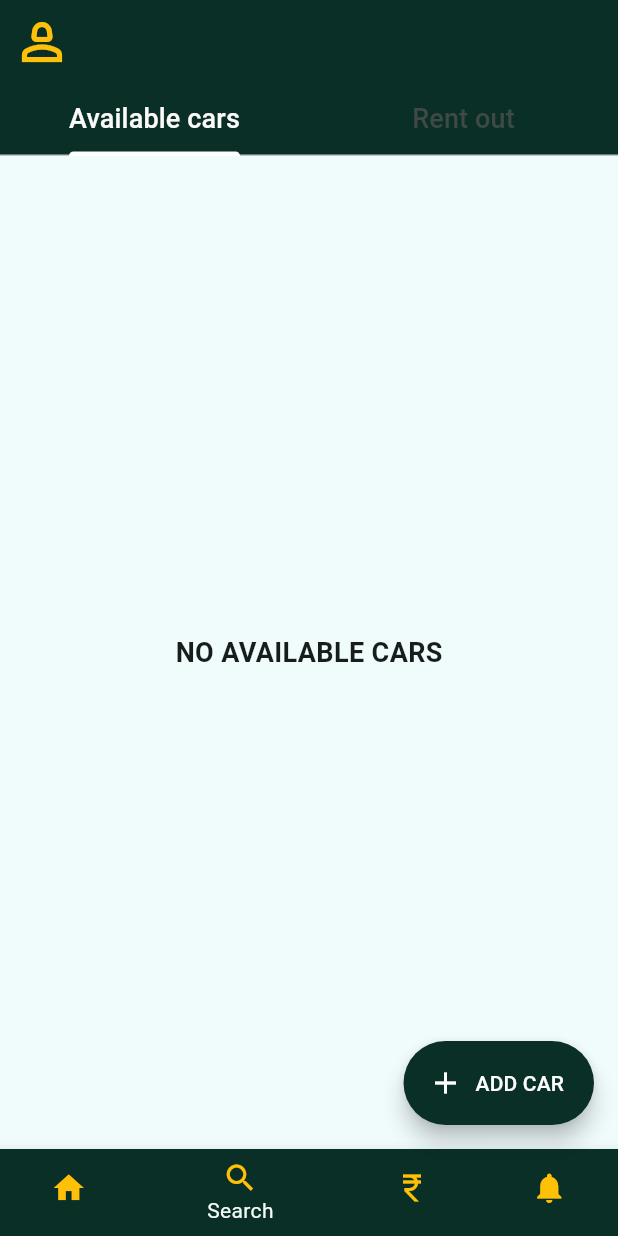
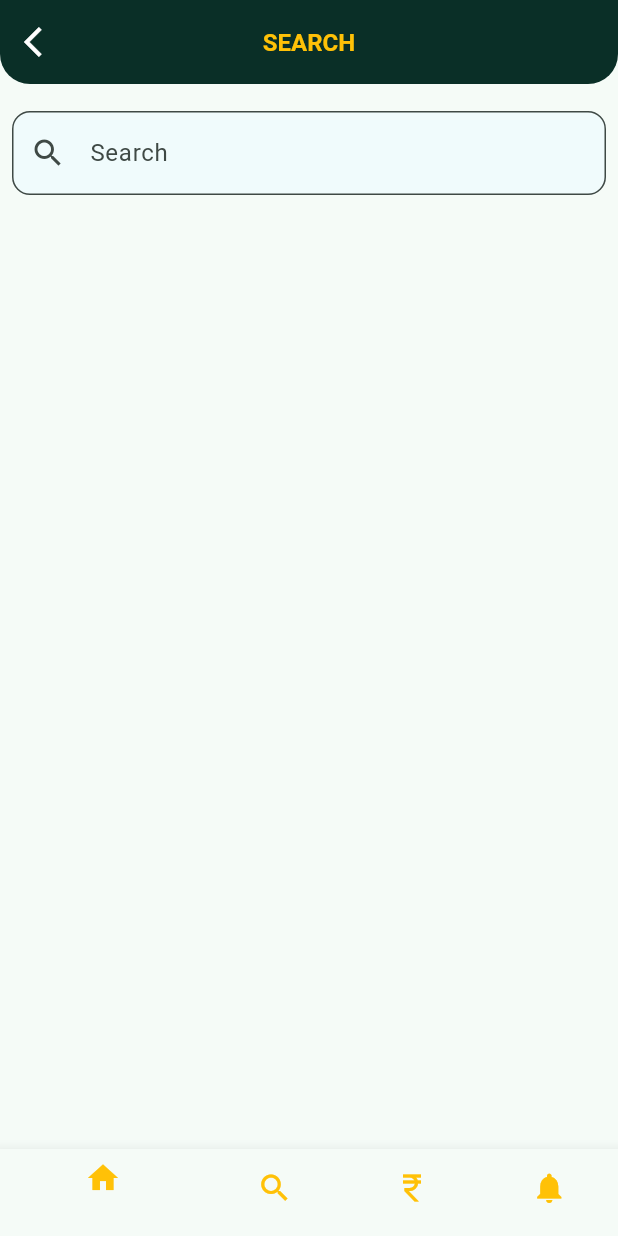
Before and after one commit to JaseemCA/SnapDrive, a Flutter app: the MyHomePage screen opened directly, item 2 of the bottom bar chosen, on a phone screen of 412 x 824 dp. Run offline on Flutter 3.47's test engine with Material 3 defaults, Android fonts, the phone set to English and light mode, and no system bars; our stand-ins replace gap, hive_flutter, image_picker, shared_preferences; accounts and stored records are empty.

Commit message:
i completed my search and validations

```diff
--- a/lib/screens/home.dart
+++ b/lib/screens/home.dart
@@ -8,6 +8,7 @@ import 'package:snapdrive/screens/addcar.dart';
 import 'package:snapdrive/screens/availablecarslist.dart';
 import 'package:snapdrive/screens/login.dart';
 import 'package:snapdrive/screens/rentOutcarlist.dart';
+import 'package:snapdrive/screens/searchScreen.dart';
 
 class MyHomePage extends StatefulWidget {
   const MyHomePage({
@@ -30,7 +31,7 @@ class _MyHomePageState extends State<MyHomePage> {
     return DefaultTabController(
       length: 2,
       child: Scaffold(
-        backgroundColor: Color.fromARGB(255, 240, 251, 252),
+        backgroundColor: const Color.fromARGB(255, 240, 251, 252),
         appBar: AppBar(
           bottom: const TabBar(
             tabs: [
@@ -84,7 +85,7 @@ class _MyHomePageState extends State<MyHomePage> {
             ),
           ),
         ),
-        body: TabBarView(
+        body: const TabBarView(
           children: [Availablecars(), Rentoutcars()],
         ),
         floatingActionButton: FloatingActionButton.extended(
@@ -144,6 +145,10 @@ class _MyHomePageState extends State<MyHomePage> {
             setState(
               () {
                 indexNum = index;
+                if (index == 1) {
+                  Navigator.push(context,
+                      MaterialPageRoute(builder: (context) => SearchScreen()));
+                }
               },
             );
           },
--- a/lib/screens/rentOutcarlist.dart
+++ b/lib/screens/rentOutcarlist.dart
@@ -40,7 +40,7 @@ class _RentoutcarsState extends State<Rentoutcars> {
   @override
   Widget build(BuildContext context) {
     return Scaffold(
-      backgroundColor: Color.fromARGB(255, 240, 251, 252),
+      backgroundColor: const Color.fromARGB(255, 240, 251, 252),
       body: ValueListenableBuilder<Box<CustomerModel>>(
           valueListenable: Boxes.getCustomerData().listenable(),
           builder: (context, box, _) {
--- /dev/null
+++ b/lib/screens/searchScreen.dart
@@ -0,0 +1,153 @@
+import 'dart:io';
+
+import 'package:flutter/material.dart';
+import 'package:gap/gap.dart';
+import 'package:snapdrive/controller/db_functions.dart';
+import 'package:snapdrive/db/datamodel.dart';
+import 'package:snapdrive/screens/addcar.dart';
+import 'package:snapdrive/screens/home.dart';
+
+class SearchScreen extends StatefulWidget {
+  const SearchScreen({super.key});
+
+  @override
+  // ignore: library_private_types_in_public_api
+  _SearchScreenState createState() => _SearchScreenState();
+}
+
+class _SearchScreenState extends State<SearchScreen> {
+  TextEditingController searchController = TextEditingController();
+  int indexNum = 0;
+  List<CarModel> searchCarResults = [];
+  List<CustomerModel> searchCustomerResults = [];
+
+  void performSearch(String query) {
+    setState(() {
+      searchCarResults = searchCars(query);
+      searchCustomerResults = searchCustomers(query);
+    });
+  }
+
+  @override
+  Widget build(BuildContext context) {
+    return Scaffold(
+      appBar: AppBar(
+        shape: const RoundedRectangleBorder(
+          borderRadius: BorderRadius.vertical(
+            bottom: Radius.circular(20),
+          ),
+        ),
+        leading: IconButton(
+            onPressed: () {
+              Navigator.of(context).pop();
+            },
+            icon: const Icon(
+              Icons.arrow_back_ios,
+              color: Colors.white,
+            )),
+        centerTitle: true,
+        title: const Text(
+          "SEARCH",
+          style: TextStyle(
+              color: Colors.amber, fontSize: 16, fontWeight: FontWeight.bold),
+        ),
+        backgroundColor: const Color.fromARGB(255, 10, 47, 39),
+      ),
+      body: Column(
+        children: [
+          const Gap(10),
+          Padding(
+            padding: const EdgeInsets.all(8.0),
+            child: TextField(
+              controller: searchController,
+              onChanged: (query) => performSearch(query),
+              decoration: InputDecoration(
+                labelText: 'Search',
+                prefixIcon: const Icon(Icons.search),
+                border: OutlineInputBorder(
+                  borderRadius: BorderRadius.circular(12.0),
+                ),
+                filled: true,
+                fillColor: const Color.fromARGB(255, 240, 251, 252),
+              ),
+            ),
+          ),
+          Expanded(
+            child: ListView(
+              children: [
+                for (var car in searchCarResults)
+                  ListTile(
+                    leading: CircleAvatar(
+                      backgroundImage: FileImage(File(car.selectedImage)),
+                      radius: 30,
+                    ),
+                    title: Text(car.vehiclename),
+                    subtitle: Text(car.vehicleReg),
+                  ),
+                const Gap(10),
+                for (var customer in searchCustomerResults)
+                  ListTile(
+                    leading: CircleAvatar(
+                      backgroundImage: FileImage(File(customer.selectedImage!)),
+                      radius: 30,
+                    ),
+                    title: Text(
+                      customer.customerName,
+                    ),
+                    subtitle: Text(customer.carname),
+                  ),
+              ],
+            ),
+          ),
+        ],
+      ),
+      bottomNavigationBar: BottomNavigationBar(
+        backgroundColor: const Color.fromARGB(255, 10, 47, 39),
+        items: const [
+          BottomNavigationBarItem(
+              icon: Icon(
+                Icons.home,
+                color: Colors.amber,
+              ),
+              label: "Home"),
+          BottomNavigationBarItem(
+            icon: Icon(
+              Icons.search,
+              color: Colors.amber,
+            ),
+            label: "Search",
+            backgroundColor: Color.fromARGB(255, 10, 47, 39),
+          ),
+          BottomNavigationBarItem(
+            icon: Icon(
+              Icons.currency_rupee_sharp,
+              color: Colors.amber,
+            ),
+            label: "Revenue",
+            backgroundColor: Color.fromARGB(255, 10, 47, 39),
+          ),
+          BottomNavigationBarItem(
+            icon: Icon(
+              Icons.notifications,
+              color: Colors.amber,
+            ),
+            label: "Notification",
+            backgroundColor: Color.fromARGB(255, 10, 47, 39),
+          ),
+        ],
+        currentIndex: indexNum,
+        onTap: (index) {
+          setState(
+            () {
+              indexNum = index;
+              if (index == 0) {
+                Navigator.of(context).pushReplacement(MaterialPageRoute(
+                    builder: (ctx) => const MyHomePage(title: 'home')));
+              }
+            },
+          );
+        },
+      ),
+    );
+  }
+}
```
Also changed, not shown: lib/components/customdropdown.dart (added, +35 -0 lines), lib/components/customelevated.dart (added, +25 -0 lines), lib/controller/db_functions.dart (+32 -0 lines), lib/screens/addcar.dart (+51 -102 lines), lib/screens/addcustomer.dart (+90 -53 lines), lib/screens/carDetails.dart (+29 -13 lines).
